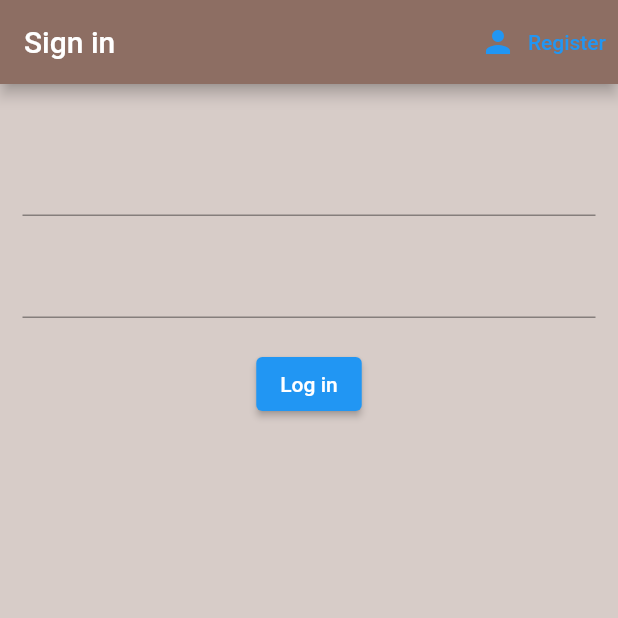
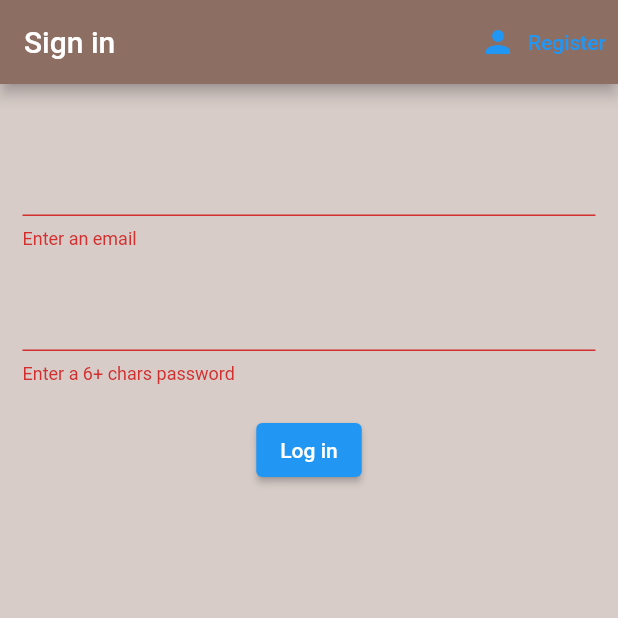
Before and after one commit to Belaid-RWW/FlutterFirebase, a Flutter app: the screen it shows after launch, after a tap on "Log in", on a phone screen of 412 x 824 dp, the top half of it. Run offline on Flutter 3.47's test engine with Material 2 defaults, Android fonts, the phone set to English and light mode, and no system bars; our stand-ins replace firebase_auth, firebase_core; accounts and stored records are empty.

Commit message:
Sign in with firebase

```diff
--- a/lib/screens/authenticate/sign_in.dart
+++ b/lib/screens/authenticate/sign_in.dart
@@ -11,9 +11,11 @@ class SignIn extends StatefulWidget {
 
 class _SignInState extends State<SignIn> {
   final AuthService _auth = AuthService();
+  final _formkey = GlobalKey<FormState>();
 
   String email = '';
   String password = '';
+  String error = '';
 
   @override
   Widget build(BuildContext context) {
@@ -33,16 +35,20 @@ class _SignInState extends State<SignIn> {
       body: Container(
           padding: EdgeInsets.symmetric(vertical: 20.0, horizontal: 15.0),
           child: Form(
+            key: _formkey,
             child: Column(
               children: <Widget>[
                 SizedBox(height: 20.0),
                 TextFormField(
+                  validator: (val) => val!.isEmpty ? 'Enter an email' : null,
                   onChanged: (val) {
                     setState(() => email = val);
                   },
                 ),
                 SizedBox(height: 20.0),
                 TextFormField(
+                  validator: (val) =>
+                      val!.length < 6 ? 'Enter a 6+ chars password' : null,
                   obscureText: true,
                   onChanged: (val) {
                     setState(() => password = val);
@@ -50,11 +56,23 @@ class _SignInState extends State<SignIn> {
                 ),
                 SizedBox(height: 20.0),
                 ElevatedButton(
-                  child: Text('Log in', style: TextStyle(color: Colors.white)),
-                  onPressed: () async {
-                    print(email);
-                    print(password);
-                  },
+                    child:
+                        Text('Log in', style: TextStyle(color: Colors.white)),
+                    onPressed: () async {
+                      if (_formkey.currentState!.validate()) {
+                        dynamic result = await _auth.signInWithEmailAndPassword(
+                            email, password);
+                        if (result == null) {
+                          setState(() => error = 'Verify your credentials');
+                        }
+                      }
+                    }),
+                SizedBox(
+                  height: 12.0,
+                ),
+                Text(
+                  error,
+                  style: TextStyle(color: Colors.red, fontSize: 14.0),
                 )
               ],
             ),
```
Also changed, not shown: lib/services/auth.dart (+13 -0 lines).
